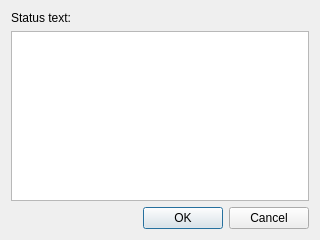
This is src/corelayers/contactlist/simplestatusdialog.ui in euroelessar/qutim as Qt 5 draws it before an edit. The edited form follows.
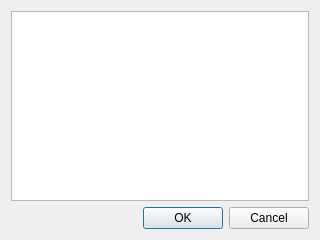
This is the edited form.

What changed in the file:
```diff
--- a/src/corelayers/contactlist/simplestatusdialog.ui
+++ b/src/corelayers/contactlist/simplestatusdialog.ui
@@ -15,13 +15,6 @@
   </property>
   <layout class="QGridLayout" name="gridLayout">
    <item row="0" column="0">
-    <widget class="QLabel" name="label">
-     <property name="text">
-      <string>Status text:</string>
-     </property>
-    </widget>
-   </item>
-   <item row="1" column="0">
     <widget class="QTextEdit" name="textEdit"/>
    </item>
    <item row="2" column="0">
```
Left out of the diff: 4 changed lines with no effect on the pictures.
